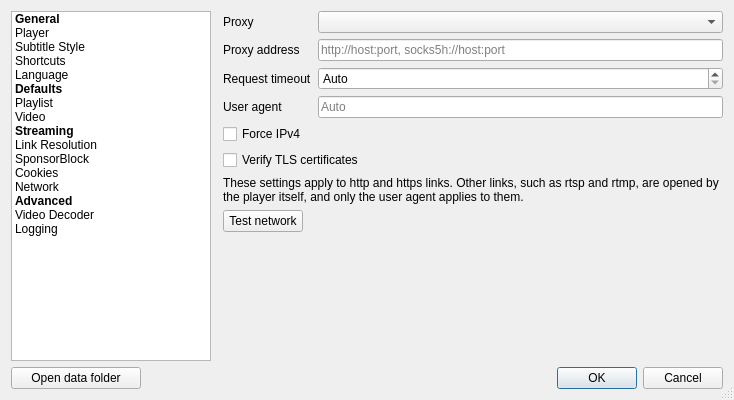
Above: resources/ui/settings_dialog.ui from vzhd1701/gridplayer before the change. Below: the same form after it.
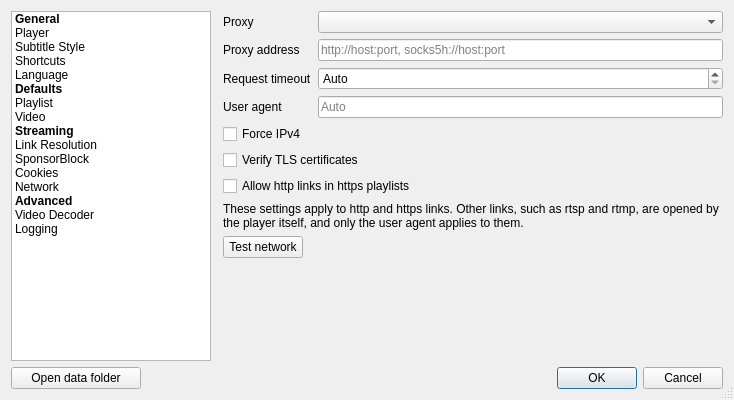
That is the form after the change. The open tabs and pages were chosen to show the change. Custom widgets are drawn as their Qt base class.

Commit message:
feat: allow http links in https playlists
Streamlink refuses an http link inside a playlist fetched over https,
which some IPTV streams depend on. A new Network setting, on by default,
lets those links through; file:// links stay blocked.

```diff
--- a/resources/ui/settings_dialog.ui
+++ b/resources/ui/settings_dialog.ui
@@ -1052,6 +1052,16 @@
            </property>
           </widget>
          </item>
+         <item>
+          <widget class="QCheckBox" name="networkAllowHTTPInPlaylists">
+           <property name="toolTip">
+            <string>Some streams have an https playlist that links to http video. Turn this off to block those links.</string>
+           </property>
+           <property name="text">
+            <string>Allow http links in https playlists</string>
+           </property>
+          </widget>
+         </item>
          <item>
           <widget class="QLabel" name="networkRelayNote">
            <property name="text">
```
The commit also changes 8 other files.
